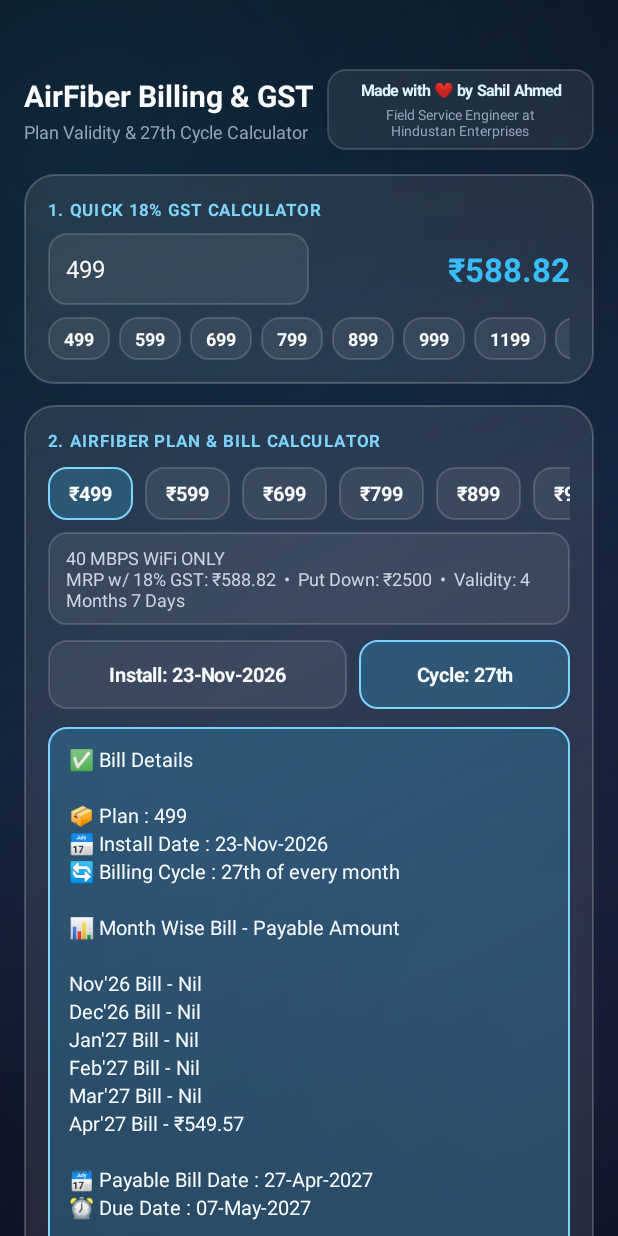
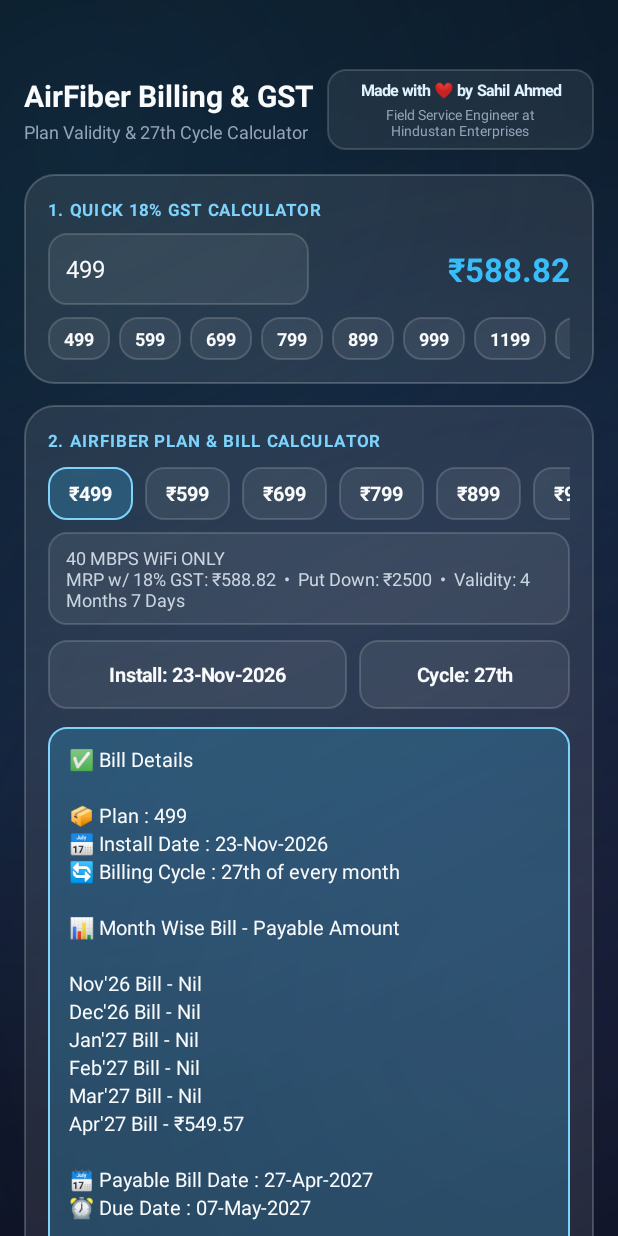
Before and after one commit to flashholicguy/AirFiberCalc, an Android app: the screen it shows after launch (MainActivity), on a phone screen of 412 x 824 dp. Run offline under Robolectric (Android 15) with nearby library versions, the phone set to English and light mode, and no system bars; 1 statement that could not run was skipped.

Commit message:
v1.3: Make billing cycle date editable (1st-28th, default 27th)

```diff
--- a/app/build.gradle.kts
+++ b/app/build.gradle.kts
@@ -11,8 +11,8 @@ android {
         applicationId = "com.sahil.airfiber"
         minSdk = 26
         targetSdk = 35
-        versionCode = 3
-        versionName = "1.2"
+        versionCode = 4
+        versionName = "1.3"
     }
 
     signingConfigs {
--- a/app/src/main/java/com/sahil/airfiber/MainActivity.kt
+++ b/app/src/main/java/com/sahil/airfiber/MainActivity.kt
@@ -39,6 +39,7 @@ class MainActivity : AppCompatActivity() {
 
     private var selectedPlan: AirFiberPlan = plans.first()
     private var selectedDate: LocalDate = LocalDate.now()
+    private var selectedCycleDay: Int = 27
     private var lastWhatsAppReport: String = ""
 
     private lateinit var etGstBase: EditText
@@ -46,6 +47,7 @@ class MainActivity : AppCompatActivity() {
     private lateinit var planChips: MutableMap<Int, TextView>
     private lateinit var tvPlanMeta: TextView
     private lateinit var tvDateBtn: TextView
+    private lateinit var tvCycleBtn: TextView
     private lateinit var tvSummaryOutput: TextView
     private lateinit var ledgerContainer: LinearLayout
 
@@ -122,8 +124,8 @@ class MainActivity : AppCompatActivity() {
             addView(tvPlanMeta)
             val dateRow = LinearLayout(this@MainActivity).apply { orientation = LinearLayout.HORIZONTAL; gravity = Gravity.CENTER_VERTICAL; setPadding(0, dp(2), 0, dp(12)) }
             tvDateBtn = createPill("Install: ${selectedDate.format(fullDateFmt)}", false).apply { layoutParams = LinearLayout.LayoutParams(0, dp(46), 1.35f); setOnClickListener { openDatePicker() } }
-            val cycleBadge = createPill("Cycle: 27th", true).apply { layoutParams = LinearLayout.LayoutParams(0, dp(46), 0.95f).apply { marginStart = dp(8) } }
-            dateRow.addView(tvDateBtn); dateRow.addView(cycleBadge); addView(dateRow)
+            tvCycleBtn = createPill("Cycle: 27th", false).apply { layoutParams = LinearLayout.LayoutParams(0, dp(46), 0.95f).apply { marginStart = dp(8) }; setOnClickListener { openCycleSelector() } }
+            dateRow.addView(tvDateBtn); dateRow.addView(tvCycleBtn); addView(dateRow)
             tvSummaryOutput = TextView(this@MainActivity).apply { setBackgroundResource(R.drawable.glass_pill_active); setPadding(dp(14), dp(12), dp(14), dp(12)); textSize = 13.5f; setLineSpacing(dp(3).toFloat(), 1f); setTextColor(Color.parseColor("#F8FAFC")) }
             addView(tvSummaryOutput)
             val actionRow = LinearLayout(this@MainActivity).apply { orientation = LinearLayout.HORIZONTAL; setPadding(0, dp(10), 0, dp(10)) }
@@ -148,7 +150,7 @@ class MainActivity : AppCompatActivity() {
             addView(TextView(this@MainActivity).apply { text = "Feedback appreciated — reach out or check source updates:"; textSize = 12f; setTextColor(Color.parseColor("#94A3B8")); setPadding(0, dp(6), 0, dp(10)) })
             addView(createIconLinkRow(R.drawable.ic_email, "sahilahmed698@gmail.com") { runCatching { startActivity(Intent(Intent.ACTION_SENDTO, Uri.parse("mailto:sahilahmed698@gmail.com")).apply { putExtra(Intent.EXTRA_SUBJECT, "AirFiber Calc Feedback") }) } })
             addView(createIconLinkRow(R.drawable.ic_github, "github.com/sahilhv") { runCatching { startActivity(Intent(Intent.ACTION_VIEW, Uri.parse("https://github.com/flashholicguy"))) } }.apply { (layoutParams as LinearLayout.LayoutParams).topMargin = dp(8) })
-            addView(createPill("Check Updates & Releases (v1.2)", true).apply {
+            addView(createPill("Check Updates & Releases (v1.3)", true).apply {
                 layoutParams = LinearLayout.LayoutParams(LinearLayout.LayoutParams.MATCH_PARENT, dp(44)).apply { topMargin = dp(10) }
                 setOnClickListener { runCatching { startActivity(Intent(Intent.ACTION_VIEW, Uri.parse("https://github.com/flashholicguy/AirFiberCalc/releases"))) } }
             })
@@ -185,11 +187,16 @@ class MainActivity : AppCompatActivity() {
         DatePickerDialog(this, { _, y, m, d -> selectedDate = LocalDate.of(y, m + 1, d); tvDateBtn.text = "Install: ${selectedDate.format(fullDateFmt)}"; recalculateLedger() }, selectedDate.year, selectedDate.monthValue - 1, selectedDate.dayOfMonth).show()
     }
 
+    private fun openCycleSelector() {
+        val days = (1..28).map { "${it}${daySuffix(it)} of every month" }.toTypedArray()
+        android.app.AlertDialog.Builder(this).setTitle("Select Billing Cycle Date").setItems(days) { _, w -> selectedCycleDay = w + 1; tvCycleBtn.text = "Cycle: ${selectedCycleDay}${daySuffix(selectedCycleDay)}"; recalculateLedger() }.show()
+    }
+
     private fun recalculateLedger() {
         val p = selectedPlan
         tvPlanMeta.text = "${p.offering}\nMRP w/ 18% GST: ₹${formatMoney(p.mrpWithGst)}  •  Put Down: ₹${p.putDownPrice}  •  Validity: ${p.validityText()}"
         val validityEndDate = selectedDate.plusMonths(p.validMonths.toLong()).plusDays(p.validDays.toLong())
-        var cycleDate = if (selectedDate.dayOfMonth <= 27) selectedDate.withDayOfMonth(27) else selectedDate.plusMonths(1).withDayOfMonth(27)
+        var cycleDate = if (selectedDate.dayOfMonth <= selectedCycleDay) selectedDate.withDayOfMonth(selectedCycleDay) else selectedDate.plusMonths(1).withDayOfMonth(selectedCycleDay)
         val monthLines = mutableListOf<String>()
         while (!cycleDate.isAfter(validityEndDate)) {
             monthLines.add("${cycleDate.format(shortMonthFmt)} Bill - Nil")
@@ -206,7 +213,7 @@ class MainActivity : AppCompatActivity() {
         val exactOutput = "✅ Bill Details\n\n" +
             "📦 Plan : ${p.code}\n" +
             "📅 Install Date : ${selectedDate.format(fullDateFmt)}\n" +
-            "🔄 Billing Cycle : 27th of every month\n\n" +
+            "🔄 Billing Cycle : ${selectedCycleDay}${daySuffix(selectedCycleDay)} of every month\n\n" +
             "📊 Month Wise Bill - Payable Amount\n\n" +
             "$monthWiseBlock\n\n" +
             "🗓️ Payable Bill Date : ${payableBillDate.format(fullDateFmt)}\n" +
@@ -245,4 +252,5 @@ class MainActivity : AppCompatActivity() {
     private fun round2(v: Double): Double = (v * 100.0).roundToLong() / 100.0
     private fun formatMoney(v: Double): String = String.format(Locale.ENGLISH, "%.2f", v)
     private fun dp(v: Int): Int = (v * resources.displayMetrics.density).toInt()
+    private fun daySuffix(d: Int): String = when { d in 11..13 -> "th"; d % 10 == 1 -> "st"; d % 10 == 2 -> "nd"; d % 10 == 3 -> "rd"; else -> "th" }
 }
```
